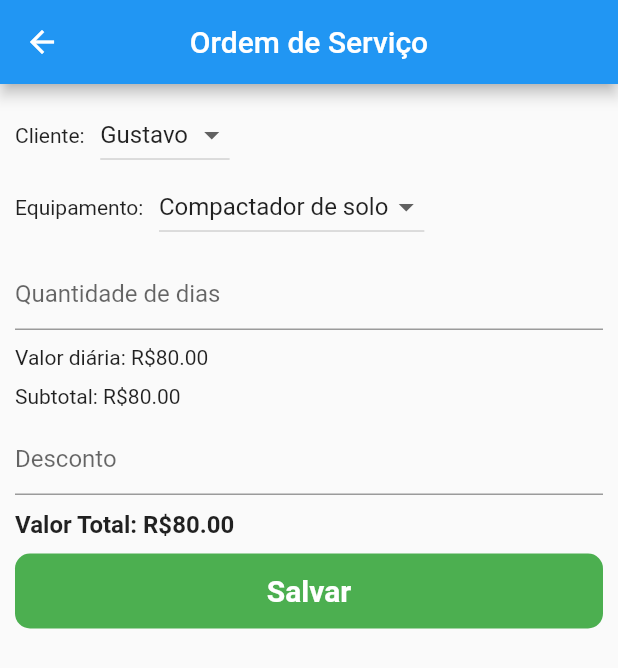
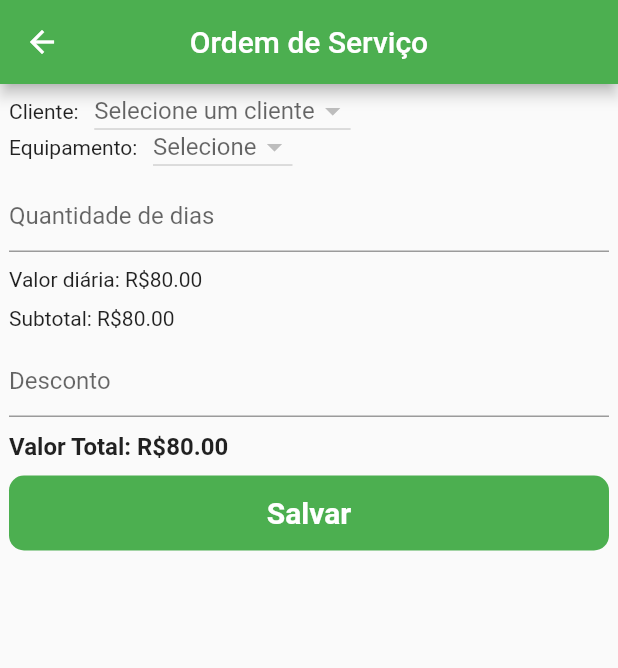
Before and after one commit to matheusreichert12/interdisciplinarIII, a Flutter app: the OrdemServicoIncluir screen opened directly, on a phone screen of 412 x 824 dp. Shown: the top 668 px of the screen. Run offline on Flutter 3.47's test engine with Material 2 defaults, Android fonts, the phone set to English and light mode, and no system bars; our stand-ins replace charts_flutter, cloud_firestore, curved_navigation_bar, firebase_auth; accounts and stored records are empty.

```diff
--- a/interdisciplinar/lib/ordem_servicoIncluir.dart
+++ b/interdisciplinar/lib/ordem_servicoIncluir.dart
@@ -1,3 +1,4 @@
+import 'package:cloud_firestore/cloud_firestore.dart';
 import 'package:flutter/material.dart';
 
 class OrdemServicoIncluir extends StatefulWidget {
@@ -5,130 +6,84 @@ class OrdemServicoIncluir extends StatefulWidget {
   _OrdemServicoIncluirState createState() => _OrdemServicoIncluirState();
 }
 
-class Company {
-  int id;
-  String name;
-
-  Company(this.id, this.name);
-
-  static List<Company> getCompanies() {
-    return <Company>[
-      Company(1, 'Gustavo'),
-      Company(2, 'Matheus'),
-    ];
-  }
-}
-
-class Equip {
-  int id;
-  String name;
-
-  Equip(this.id, this.name);
-
-  static List<Equip> getequips() {
-    return <Equip>[
-      Equip(1, 'Compactador de solo'),
-      Equip(2, 'Cortadora de piso'),
-      Equip(3, 'Cortadora de parede'),
-      Equip(4, 'Alisadora de piso'),
-      Equip(5, 'Régua vibratória'),
-      Equip(6, 'Placa vibratória'),
-      Equip(7, 'Perfurador de solo'),
-      Equip(8, 'Betorneira 120L'),
-      Equip(9, 'Betorneira 250L'),
-      Equip(10, 'Betorneira 400L'),
-    ];
-  }
-}
-
 class _OrdemServicoIncluirState extends State<OrdemServicoIncluir> {
-  List<Company> _companies = Company.getCompanies();
-  List<DropdownMenuItem<Company>> _dropdownMenuItems;
-  Company _selectedCompany;
-
-  List<Equip> _equipaments = Equip.getequips();
-  List<DropdownMenuItem<Equip>> _dropdownMenuItemsEquip;
-  Equip _selectedEquip;
-
-  @override
-  void initState() {
-    _dropdownMenuItems = buildDropdownMenuItems(_companies);
-    _selectedCompany = _dropdownMenuItems[0].value;
-
-    _dropdownMenuItemsEquip = buildDropdownMenuItemsEquip(_equipaments);
-    _selectedEquip = _dropdownMenuItemsEquip[0].value;
-    super.initState();
-  }
-
-  List<DropdownMenuItem<Company>> buildDropdownMenuItems(List companies) {
-    List<DropdownMenuItem<Company>> items = List();
-    for (Company company in companies) {
-      items.add(
-        DropdownMenuItem(
-          value: company,
-          child: Text(company.name),
-        ),
-      );
-    }
-    return items;
-  }
-
-  List<DropdownMenuItem<Equip>> buildDropdownMenuItemsEquip(List companies) {
-    List<DropdownMenuItem<Equip>> items = List();
-    for (Equip company in companies) {
-      items.add(
-        DropdownMenuItem(
-          value: company,
-          child: Text(company.name),
-        ),
-      );
-    }
-    return items;
-  }
-
-  onChangeDropdownItem(Company selectedCompany) {
-    setState(() {
-      _selectedCompany = selectedCompany;
-    });
-  }
-
-  onChangeDropdownItemEquip(Equip selectedCompany) {
-    setState(() {
-      _selectedEquip = selectedCompany;
-    });
-  }
+  var _mySelectionCliente;
+  var _mySelectionEquipamento;
 
   @override
   Widget build(BuildContext context) {
     return Scaffold(
       appBar: AppBar(
+        backgroundColor: Colors.green,
         title: Text("Ordem de Serviço"),
         centerTitle: true,
       ),
       body: SingleChildScrollView(
         child: Form(
           child: Padding(
-            padding: EdgeInsets.all(10),
+            padding: EdgeInsets.all(6),
             child: Column(
               crossAxisAlignment: CrossAxisAlignment.start,
               children: <Widget>[
                 Row(
                   children: <Widget>[
                     Text("Cliente:   "),
-                    DropdownButton(
-                      value: _selectedCompany,
-                      items: _dropdownMenuItems,
-                      onChanged: onChangeDropdownItem,
+                    StreamBuilder<QuerySnapshot>(
+                      stream:
+                          Firestore.instance.collection('clientes').snapshots(),
+                      builder: (BuildContext context,
+                          AsyncSnapshot<QuerySnapshot> snapshot) {
+                        if (!snapshot.hasData) return const Text('Loading...');
+                        return new DropdownButton<String>(
+                          isDense: true,
+                          hint: new Text("Selecione um cliente"),
+                          value: _mySelectionCliente,
+                          onChanged: (String newValue) {
+                            setState(() {
+                              _mySelectionCliente = newValue;
+                            });
+                          },
+                          items: snapshot.data.documents.map((map) {
+                            return new DropdownMenuItem<String>(
+                              value: map["nome"].toString(),
+                              child: new Text(
+                                map["nome"],
+                              ),
+                            );
+                          }).toList(),
+                        );
+                      },
                     ),
                   ],
                 ),
                 Row(
                   children: <Widget>[
                     Text("Equipamento:   "),
-                    DropdownButton(
-                      value: _selectedEquip,
-                      items: _dropdownMenuItemsEquip,
-                      onChanged: onChangeDropdownItemEquip,
+                    StreamBuilder<QuerySnapshot>(
+                      stream:
+                          Firestore.instance.collection('equipamentos').snapshots(),
+                      builder: (BuildContext context,
+                          AsyncSnapshot<QuerySnapshot> snapshot) {
+                        if (!snapshot.hasData) return const Text('Loading...');
+                        return new DropdownButton<String>(
+                          isDense: true,
+                          hint: new Text("Selecione"),
+                          value: _mySelectionEquipamento,
+                          onChanged: (String newValue) {
+                            setState(() {
+                              _mySelectionEquipamento = newValue;
+                            });
+                          },
+                          items: snapshot.data.documents.map((map) {
+                            return new DropdownMenuItem<String>(
+                              value: map["nome"].toString(),
+                              child: new Text(
+                                map["nome"],
+                              ),
+                            );
+                          }).toList(),
+                        );
+                      },
                     ),
                   ],
                 ),
```
Also changed, not shown: interdisciplinar/lib/contatos.dart (+10 -0 lines), interdisciplinar/lib/equipamento.dart (+15 -1 lines), interdisciplinar/lib/equipamentoAlterar.dart (+17 -8 lines), interdisciplinar/lib/graficos.dart (+0 -10 lines).
